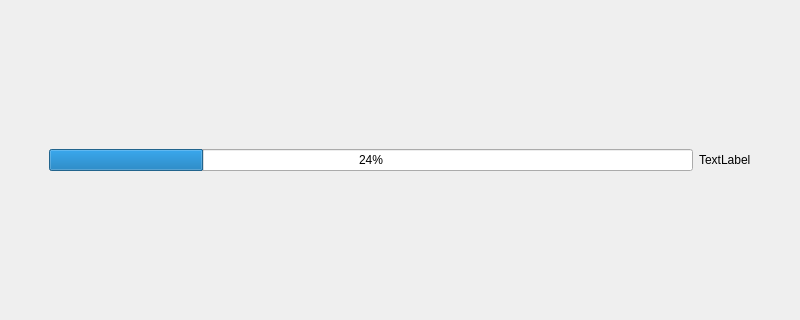
The window that platform/mac/resources/mainwindow.ui (AstaTus/DiscoPlayer) describes before a commit, drawn with Qt 5; both pictures show x 0 to 800 and y 115 to 435 of the 800 by 600 pixel window.
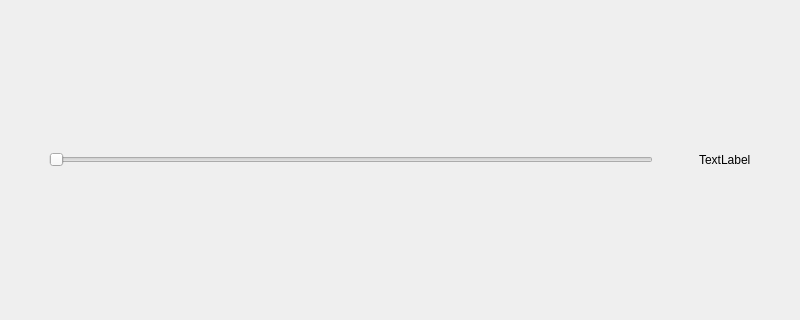
The same window after the commit. Icons and pictures are not drawn.

The edit to the form file:
```diff
--- a/platform/mac/resources/mainwindow.ui
+++ b/platform/mac/resources/mainwindow.ui
@@ -31,6 +31,29 @@
         <property name="sizeConstraint">
          <enum>QLayout::SetMinimumSize</enum>
         </property>
+        <item>
+         <spacer name="horizontalSpacer_5">
+          <property name="orientation">
+           <enum>Qt::Horizontal</enum>
+          </property>
+          <property name="sizeType">
+           <enum>QSizePolicy::Fixed</enum>
+          </property>
+          <property name="sizeHint" stdset="0">
+           <size>
+            <width>40</width>
+            <height>20</height>
+           </size>
+          </property>
+         </spacer>
+        </item>
+        <item>
+         <widget class="QSlider" name="seekBar">
+          <property name="orientation">
+           <enum>Qt::Horizontal</enum>
+          </property>
+         </widget>
+        </item>
         <item>
          <spacer name="horizontalSpacer">
           <property name="orientation">
@@ -47,13 +70,6 @@
           </property>
          </spacer>
         </item>
-        <item>
-         <widget class="QProgressBar" name="progressBar">
-          <property name="value">
-           <number>24</number>
-          </property>
-         </widget>
-        </item>
         <item>
          <widget class="QLabel" name="label">
           <property name="text">
```
Left out of the diff: 10 changed lines with no effect on the pictures.
